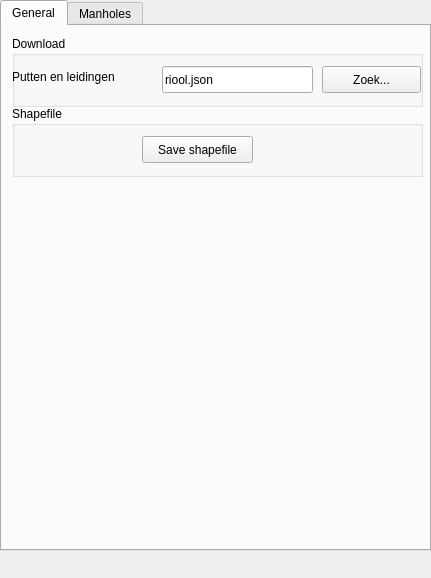
Old version of the form beoordelingstool_dockwidget_base.ui in the repository nens/Beoordelingstool.
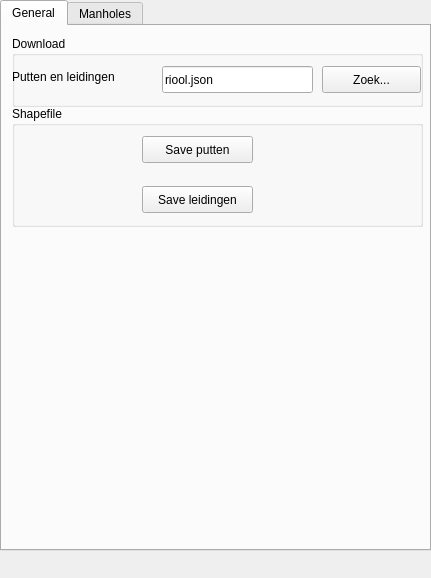
New version of the form. The open tabs and pages were chosen to show the change.

Commit message: Make it possible to save pipes from json and show it as a layer on the map.

```diff
--- a/beoordelingstool_dockwidget_base.ui
+++ b/beoordelingstool_dockwidget_base.ui
@@ -100,7 +100,7 @@
         <x>10</x>
         <y>80</y>
         <width>411</width>
-        <height>71</height>
+        <height>121</height>
        </rect>
       </property>
       <property name="title">
@@ -116,7 +116,20 @@
         </rect>
        </property>
        <property name="text">
-        <string>Save shapefile</string>
+        <string>Save putten</string>
+       </property>
+      </widget>
+      <widget class="QPushButton" name="save_shapefile_leidingen_button">
+       <property name="geometry">
+        <rect>
+         <x>130</x>
+         <y>80</y>
+         <width>111</width>
+         <height>27</height>
+        </rect>
+       </property>
+       <property name="text">
+        <string>Save leidingen</string>
        </property>
       </widget>
      </widget>
```
Left out of the diff: 4 changed lines with no effect on the pictures. The commit also changes 1 other file.
